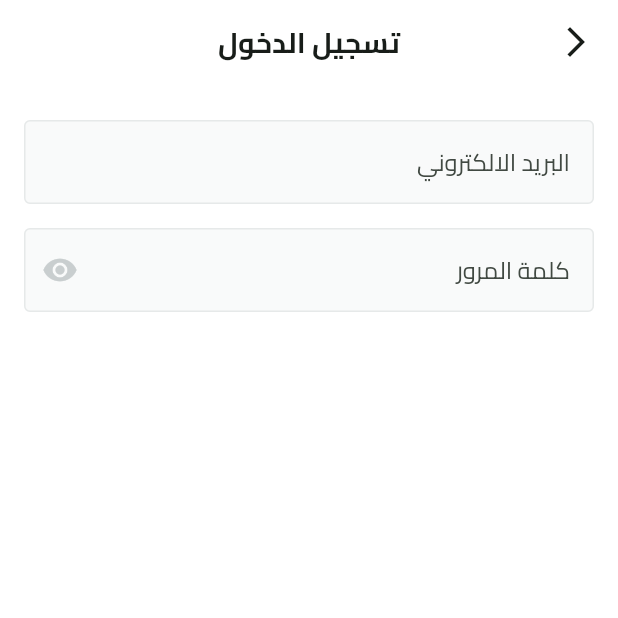
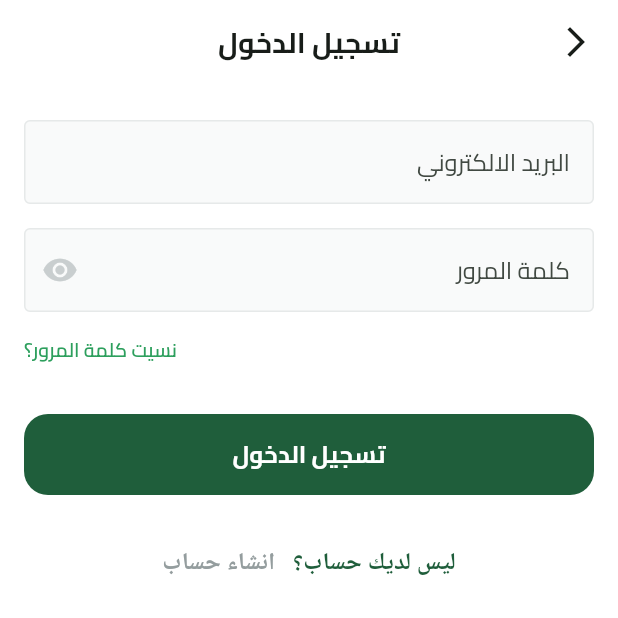
Before and after one commit to abo3amer69/Fruits-app, a Flutter app: the screen it shows after launch, after a tap on "تخط", on a phone screen of 412 x 824 dp, the top half of it. Run offline on Flutter 3.47's test engine with Material 3 defaults, Android fonts, the phone set to English and light mode, and no system bars; our stand-ins replace dots_indicator, shared_preferences; missing offline and left inert: svg_flutter.

```diff
--- a/lib/core/widgets/custom_button.dart
+++ b/lib/core/widgets/custom_button.dart
@@ -1,5 +1,6 @@
 import 'package:flutter/material.dart';
 import 'package:fruits_apps/core/utils/app_colors.dart';
+import 'package:fruits_apps/core/utils/app_text_styles.dart';
 
 class CustomButton extends StatelessWidget {
   const CustomButton({super.key, required this.onPressed, required this.text});
@@ -9,15 +10,19 @@ class CustomButton extends StatelessWidget {
   Widget build(BuildContext context) {
     return SizedBox(
       width: double.infinity,
-height: 54,
+      height: 54,
       child: TextButton(
         style: TextButton.styleFrom(
           shape: RoundedRectangleBorder(
             borderRadius: BorderRadius.circular(16),
           ),
-          backgroundColor: AppColors.primaryColor),
+          backgroundColor: AppColors.primaryColor,
+        ),
         onPressed: onPressed,
-        child: Text(text,style: TextStyle(color: Colors.white),),
+        child: Text(
+          text,
+          style: TextStyles.bold16.copyWith(color: Colors.white),
+        ),
       ),
     );
   }
--- a/lib/features/auth/presentation/views/widgets/login_view_body.dart
+++ b/lib/features/auth/presentation/views/widgets/login_view_body.dart
@@ -1,5 +1,8 @@
 import 'package:flutter/material.dart';
 import 'package:fruits_apps/constants.dart';
+import 'package:fruits_apps/core/utils/app_colors.dart';
+import 'package:fruits_apps/core/utils/app_text_styles.dart';
+import 'package:fruits_apps/core/widgets/custom_button.dart';
 import 'package:fruits_apps/core/widgets/custom_text_form_field.dart';
 
 class LoginViewBody extends StatelessWidget {
@@ -23,6 +26,46 @@ class LoginViewBody extends StatelessWidget {
               hintText: 'كلمة المرور ',
               textInputType: TextInputType.visiblePassword,
             ),
+            SizedBox(height: 16),
+            Row(
+              mainAxisAlignment: MainAxisAlignment.end,
+              children: [
+                Text(
+                  'نسيت كلمة المرور؟',
+                  style: TextStyles.semiBold13.copyWith(
+                    color: AppColors.lightPrimaryColor,
+                  ),
+                ),
+              ],
+            ),
+            SizedBox(height: 33),
+            CustomButton(onPressed: () {}, text: 'تسجيل الدخول'),
+             SizedBox(height: 33),
+            Text.rich(
+              TextSpan(
+                children: [
+                  TextSpan(
+                    text: 'ليس لديك حساب؟ ',
+                    style: TextStyles.semiBold16.copyWith(
+                      color: AppColors.primaryColor,
+                    ),
+                  ),
+                  TextSpan(
+                    text: '  ',
+                    style: TextStyles.semiBold16.copyWith(
+                      color: Color(0xff616A6B),
+                    ),
+                  ),
+                  TextSpan(
+                    text: 'انشاء حساب',
+                    style: TextStyles.semiBold16.copyWith(
+                      color: Color(0xff949D9E),
+                    ),
+                  ),
+                ],
+              ),
+              textAlign: TextAlign.center,
+            ),
           ],
         ),
       ),
```
